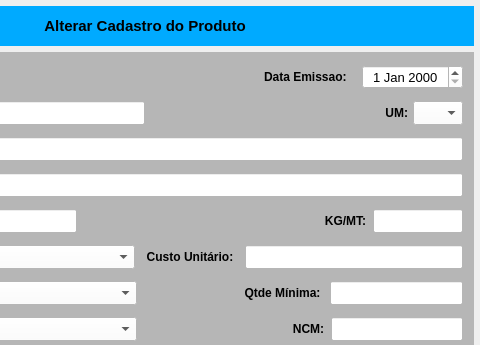
This is forms/tela_prod_alterar.ui in Azevedo84/erp_suzuki as Qt 5 draws it before an edit; both pictures show x 190 to 670 and y 0 to 345 of the 670 by 664 pixel window. The edited form follows.
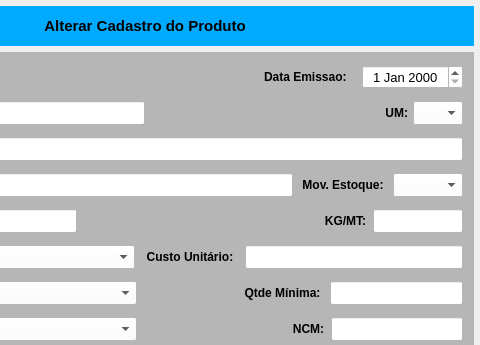
This is the edited form.

```diff
--- a/forms/tela_prod_alterar.ui
+++ b/forms/tela_prod_alterar.ui
@@ -772,6 +772,81 @@
             </property>
            </widget>
           </item>
+          <item>
+           <widget class="QLabel" name="label_51">
+            <property name="minimumSize">
+             <size>
+              <width>90</width>
+              <height>0</height>
+             </size>
+            </property>
+            <property name="maximumSize">
+             <size>
+              <width>90</width>
+              <height>16777215</height>
+             </size>
+            </property>
+            <property name="font">
+             <font>
+              <pointsize>9</pointsize>
+              <weight>75</weight>
+              <bold>true</bold>
+             </font>
+            </property>
+            <property name="text">
+             <string>Mov. Estoque:</string>
+            </property>
+            <property name="alignment">
+             <set>Qt::AlignCenter</set>
+            </property>
+           </widget>
+          </item>
+          <item>
+           <widget class="QComboBox" name="combo_Movimenta">
+            <property name="sizePolicy">
+             <sizepolicy hsizetype="Preferred" vsizetype="Preferred">
+              <horstretch>0</horstretch>
+              <verstretch>0</verstretch>
+             </sizepolicy>
+            </property>
+            <property name="minimumSize">
+             <size>
+              <width>70</width>
+              <height>0</height>
+             </size>
+            </property>
+            <property name="maximumSize">
+             <size>
+              <width>70</width>
+              <height>16777215</height>
+             </size>
+            </property>
+            <property name="font">
+             <font>
+              <pointsize>9</pointsize>
+             </font>
+            </property>
+            <property name="styleSheet">
+             <string notr="true">background-color: rgb(255, 255, 255);
+text-align: center;</string>
+            </property>
+            <item>
+             <property name="text">
+              <string/>
+             </property>
+            </item>
+            <item>
+             <property name="text">
+              <string>SIM</string>
+             </property>
+            </item>
+            <item>
+             <property name="text">
+              <string>NÃO</string>
+             </property>
+            </item>
+           </widget>
+          </item>
          </layout>
         </widget>
        </item>
```
